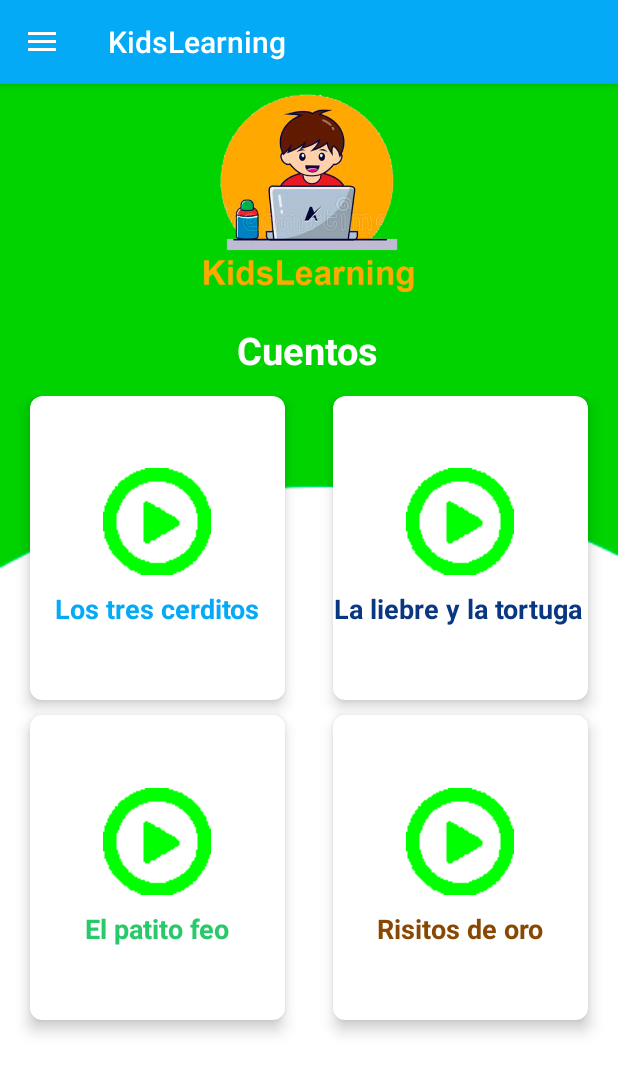
After one commit to NyxJuan/Proyecto_KidsLearning, an Android app: the fragment CuentosFragment placed in its activity, on a phone screen of 412 x 824 dp. The commit adds this screen. Shown: the top 1073 px of the screen. Run offline under Robolectric (Android 15) with nearby library versions, the phone set to English and light mode, and no system bars.

Commit message:
Incorporación del menu cuentos en el Navigation Drawer.

```diff
--- a/app/src/main/java/com/example/kidslearning/MainActivity.java
+++ b/app/src/main/java/com/example/kidslearning/MainActivity.java
@@ -6,7 +6,6 @@ import androidx.appcompat.app.AppCompatActivity;
 import androidx.appcompat.widget.Toolbar;
 import androidx.core.view.GravityCompat;
 import androidx.drawerlayout.widget.DrawerLayout;
-import androidx.fragment.app.Fragment;
 
 import android.content.Intent;
 import android.os.Bundle;
@@ -20,6 +19,7 @@ import com.example.kidslearning.actividades.ContenedorVocalesActivity;
 import com.example.kidslearning.inicio.HomeFragment;
 import com.example.kidslearning.juegos.InicioFragment;
 import com.example.kidslearning.interfaces.IComunicaFragments;
+import com.example.kidslearning.cuentos.CuentosFragment;
 import com.example.kidslearning.lecciones.LeccionesFragment;
 import com.google.android.material.navigation.NavigationView;
 
@@ -79,6 +79,9 @@ public class MainActivity extends AppCompatActivity implements IComunicaFragment
                 break;
             case R.id.juegos:
                 getSupportFragmentManager().beginTransaction().replace(R.id.fragment_container, new InicioFragment()).commit();
+                break;
+            case R.id.cuentos:
+                getSupportFragmentManager().beginTransaction().replace(R.id.fragment_container, new CuentosFragment()).commit();
                 break;
         }
         drawerLayout.closeDrawer(GravityCompat.START);
@@ -144,7 +147,26 @@ public class MainActivity extends AppCompatActivity implements IComunicaFragment
         startActivity(intent);
 }
 
+    //MENU CUENTOS
+    @Override
+    public void iniciarMenuCuentos1() {
+        Toast.makeText(getApplicationContext(), "Iniciar Cuento1 desde el activity", Toast.LENGTH_SHORT).show();
+    }
 
+    @Override
+    public void iniciarMenuCuentos2() {
+        Toast.makeText(getApplicationContext(), "Iniciar Cuento2 desde el activity", Toast.LENGTH_SHORT).show();
+    }
+
+    @Override
+    public void iniciarMenuCuentos3() {
+        Toast.makeText(getApplicationContext(), "Iniciar Cuento3 desde el activity", Toast.LENGTH_SHORT).show();
+    }
+
+    @Override
+    public void iniciarMenuCuentos4() {
+        Toast.makeText(getApplicationContext(), "Iniciar Cuento4 desde el activity", Toast.LENGTH_SHORT).show();
+    }
 
 
 }
--- /dev/null
+++ b/app/src/main/java/com/example/kidslearning/cuentos/CuentosFragment.java
@@ -0,0 +1,102 @@
+package com.example.kidslearning.cuentos;
+
+import android.app.Activity;
+import android.content.Context;
+import android.os.Bundle;
+
+import androidx.cardview.widget.CardView;
+import androidx.fragment.app.Fragment;
+
+import android.view.LayoutInflater;
+import android.view.View;
+import android.view.ViewGroup;
+
+import com.example.kidslearning.R;
+import com.example.kidslearning.interfaces.IComunicaFragments;
+
+
+public class CuentosFragment extends Fragment {
+
+
+
+    View vista;
+    Context actividad;
+    CardView cardMenu1, cardMenu2, cardMenu3, cardMenu4;
+    IComunicaFragments interfaceComunicarFragments;
+
+
+    public CuentosFragment(){
+        // Required empty public constructor
+    }
+
+
+    @Override
+    public View onCreateView(LayoutInflater inflater, ViewGroup container,
+                             Bundle savedInstanceState) {
+
+
+        vista = inflater.inflate(R.layout.fragment_cuentos, container, false);
+        cardMenu1 = vista.findViewById(R.id.cardMenu1);
+        cardMenu2 = vista.findViewById(R.id.cardMenu2);
+        cardMenu3 = vista.findViewById(R.id.cardMenu3);
+        cardMenu4 = vista.findViewById(R.id.cardMenu4);
+        //cardMenu5 = vista.findViewById(R.id.cardMenu5);
+        //cardMenu6 = vista.findViewById(R.id.cardMenu6);
+        eventosMenu();
+        return vista;
+    }
+
+    //llamado de los Menus
+    private void eventosMenu(){
+        cardMenu1.setOnClickListener(new View.OnClickListener() {
+            @Override
+            public void onClick(View view) {
+                interfaceComunicarFragments.iniciarMenuCuentos1();
+            }
+        });
+
+        cardMenu2.setOnClickListener(new View.OnClickListener() {
+            @Override
+            public void onClick(View view) {
+                interfaceComunicarFragments.iniciarMenuCuentos2();
+            }
+        });
+
+        cardMenu3.setOnClickListener(new View.OnClickListener() {
+            @Override
+            public void onClick(View view) {
+                interfaceComunicarFragments.iniciarMenuCuentos3();
+            }
+        });
+
+        cardMenu4.setOnClickListener(new View.OnClickListener() {
+            @Override
+            public void onClick(View view) {
+                interfaceComunicarFragments.iniciarMenuCuentos4();
+            }
+        });
+
+        /*cardMenu5.setOnClickListener(new View.OnClickListener() {
+            @Override
+            public void onClick(View view) {
+                interfaceComunicarFragments.iniciarMenuLecciones5();
+            }
+        });
+
+        cardMenu6.setOnClickListener(new View.OnClickListener() {
+            @Override
+            public void onClick(View view) {
+                interfaceComunicarFragments.iniciarMenuLecciones6();
+            }
+        });*/
+    }
+
+    @Override
+    public void onAttach(Context context){
+        super.onAttach(context);
+        if (context instanceof Activity){
+            actividad = context;
+            interfaceComunicarFragments= (IComunicaFragments) actividad;
+        }
+    }
+}
--- a/app/src/main/java/com/example/kidslearning/interfaces/IComunicaFragments.java
+++ b/app/src/main/java/com/example/kidslearning/interfaces/IComunicaFragments.java
@@ -15,4 +15,11 @@ public interface IComunicaFragments {
     public void iniciarMenuLecciones4();
     public void iniciarMenuLecciones5();
 
+
+    //MENU CUENTOS
+    public void iniciarMenuCuentos1();
+    public void iniciarMenuCuentos2();
+    public void iniciarMenuCuentos3();
+    public void iniciarMenuCuentos4();
+
 }
--- /dev/null
+++ b/app/src/main/res/layout/fragment_cuentos.xml
@@ -0,0 +1,201 @@
+<?xml version="1.0" encoding="utf-8"?>
+<RelativeLayout xmlns:android="http://schemas.android.com/apk/res/android"
+    xmlns:tools="http://schemas.android.com/tools"
+    android:layout_width="match_parent"
+    android:layout_height="match_parent"
+    xmlns:app="http://schemas.android.com/apk/res-auto"
+    tools:context=".cuentos.CuentosFragment"
+    android:background="@drawable/fondo_cuentos">
+
+    <ImageView
+        android:id="@+id/avatarImage"
+        android:layout_width="match_parent"
+        android:layout_height="150dp"
+        android:src="@drawable/logo_kidslearning" />
+
+    <TextView
+        android:id="@+id/textNickname"
+        android:layout_width="match_parent"
+        android:layout_height="wrap_content"
+        android:layout_alignParentStart="true"
+        android:layout_alignParentTop="true"
+        android:layout_alignParentEnd="true"
+        android:layout_centerHorizontal="true"
+        android:layout_marginStart="2dp"
+        android:layout_marginTop="160dp"
+        android:layout_marginEnd="4dp"
+        android:text="Cuentos"
+        android:textAlignment="center"
+        android:textColor="#ffffff"
+        android:textSize="25sp"
+        android:textStyle="bold" />
+
+    <androidx.gridlayout.widget.GridLayout
+        android:id="@+id/idGrid"
+        android:layout_width="match_parent"
+        android:layout_height="match_parent"
+        android:layout_below="@+id/textNickname"
+        android:layout_marginTop="9dp"
+        android:padding="4dp"
+        app:columnCount="2"
+        app:rowCount="3">
+
+        <!--Primer Boton-->
+        <androidx.cardview.widget.CardView
+            android:id="@+id/cardMenu1"
+            android:layout_width="0dp"
+            android:layout_height="0dp"
+            android:layout_marginLeft="16dp"
+            android:layout_marginRight="16dp"
+            android:layout_marginBottom="10dp"
+            android:foreground="?selectableItemBackground"
+            app:cardCornerRadius="8dp"
+            app:cardElevation="6dp"
+            app:layout_columnWeight="1"
+            app:layout_rowWeight="1">
+
+            <LinearLayout
+                android:layout_width="match_parent"
+                android:layout_height="wrap_content"
+                android:layout_gravity="center_horizontal|center_vertical"
+                android:orientation="vertical">
+
+                <ImageView
+                    android:layout_width="wrap_content"
+                    android:layout_height="wrap_content"
+                    android:layout_gravity="center_horizontal"
+                    android:src="@drawable/start" />
+
+                <TextView
+                    android:layout_width="wrap_content"
+                    android:layout_height="wrap_content"
+                    android:layout_gravity="center_horizontal"
+                    android:text="Los tres cerditos"
+                    android:layout_marginTop="10dp"
+                    android:textAlignment="center"
+                    android:textColor="@color/colorCeleste"
+                    android:textSize="18sp"
+                    android:textStyle="bold" />
+            </LinearLayout>
+        </androidx.cardview.widget.CardView>
+
+        <!--Segundo Boton-->
+        <androidx.cardview.widget.CardView
+            android:id="@+id/cardMenu2"
+            android:layout_width="0dp"
+            android:layout_height="0dp"
+            android:layout_marginLeft="16dp"
+            android:layout_marginRight="16dp"
+            android:layout_marginBottom="10dp"
+            android:foreground="?selectableItemBackground"
+            app:cardCornerRadius="8dp"
+            app:cardElevation="6dp"
+            app:layout_columnWeight="1"
+            app:layout_rowWeight="1">
+
+            <LinearLayout
+                android:layout_width="match_parent"
+                android:layout_height="wrap_content"
+                android:layout_gravity="center_horizontal|center_vertical"
+                android:orientation="vertical">
+
+                <ImageView
+                    android:layout_width="wrap_content"
+                    android:layout_height="wrap_content"
+                    android:layout_gravity="center_horizontal"
+                    android:src="@drawable/start" />
+
+                <TextView
+                    android:layout_width="wrap_content"
+                    android:layout_height="wrap_content"
+                    android:layout_gravity="center_horizontal"
+                    android:text="La liebre y la tortuga "
+                    android:layout_marginTop="10dp"
+                    android:textAlignment="center"
+                    android:textColor="@color/colorAzul"
+                    android:textSize="18sp"
+                    android:textStyle="bold" />
+            </LinearLayout>
+        </androidx.cardview.widget.CardView>
+
+        <!--Tercer Boton-->
+        <androidx.cardview.widget.CardView
+            android:id="@+id/cardMenu3"
+            android:layout_width="0dp"
+            android:layout_height="0dp"
+            android:layout_marginLeft="16dp"
+            android:layout_marginRight="16dp"
+            android:layout_marginBottom="140dp"
+            android:foreground="?selectableItemBackground"
+            app:cardCornerRadius="8dp"
+            app:cardElevation="6dp"
+            app:layout_columnWeight="1"
+            app:layout_rowWeight="1">
+
+            <LinearLayout
+                android:layout_width="match_parent"
+                android:layout_height="wrap_content"
+                android:layout_gravity="center_horizontal|center_vertical"
+                android:orientation="vertical">
+
+                <ImageView
+                    android:layout_width="wrap_content"
+                    android:layout_height="wrap_content"
+                    android:layout_gravity="center_horizontal"
+                    android:src="@drawable/start" />
+
+                <TextView
+                    android:layout_width="wrap_content"
+                    android:layout_height="wrap_content"
+                    android:layout_gravity="center_horizontal"
+                    android:text="El patito feo"
+                    android:layout_marginTop="10dp"
+                    android:textAlignment="center"
+                    android:textColor="@color/colorVerde"
+                    android:textSize="18sp"
+                    android:textStyle="bold" />
+            </LinearLayout>
+        </androidx.cardview.widget.CardView>
+
+        <!--Cuarto Boton-->
+        <androidx.cardview.widget.CardView
+            android:id="@+id/cardMenu4"
+            android:layout_width="0dp"
+            android:layout_height="0dp"
+            android:layout_marginLeft="16dp"
+            android:layout_marginRight="16dp"
+            android:layout_marginBottom="140dp"
+            android:foreground="?selectableItemBackground"
+            app:cardCornerRadius="8dp"
+            app:cardElevation="6dp"
+            app:layout_columnWeight="1"
+            app:layout_rowWeight="1">
+
+            <LinearLayout
+                android:layout_width="match_parent"
+                android:layout_height="wrap_content"
+                android:layout_gravity="center_horizontal|center_vertical"
+                android:orientation="vertical">
+
+                <ImageView
+                    android:layout_width="wrap_content"
+                    android:layout_height="wrap_content"
+                    android:layout_gravity="center_horizontal"
+                    android:src="@drawable/start" />
+
+                <TextView
+                    android:layout_width="wrap_content"
+                    android:layout_height="wrap_content"
+                    android:layout_gravity="center_horizontal"
+                    android:text="Risitos de oro"
+                    android:layout_marginTop="10dp"
+                    android:textAlignment="center"
+                    android:textColor="@color/colorMarron"
+                    android:textSize="18sp"
+                    android:textStyle="bold" />
+            </LinearLayout>
+        </androidx.cardview.widget.CardView>
+
+    </androidx.gridlayout.widget.GridLayout>
+
+</RelativeLayout>
--- a/app/src/main/res/menu/menu.xml
+++ b/app/src/main/res/menu/menu.xml
@@ -17,8 +17,8 @@
             android:icon="@drawable/play"
             android:title="Juegos" />
 
-        <item android:id="@+id/salir"
+        <item android:id="@+id/cuentos"
             android:icon="@drawable/exit"
-            android:title="Salir" />
+            android:title="Cuentos" />
     </group>
 </menu>
--- a/app/src/main/res/values/strings.xml
+++ b/app/src/main/res/values/strings.xml
@@ -17,7 +17,7 @@
     <string name="titulo">LAS FRUTAS</string>
     <string name="boton_init_quit">Salir</string>
     <string name="boton_juego_reinit">Reiniciar</string>
-    <string name="boton_juego_quit">Adelante</string>
+    <string name="boton_juego_quit">Atrás</string>
     <string name="next">Siguiente</string>
     <string name="tituloN">LOS NUMEROS</string>
     <string name="tituloFG">FIGURAS GEOMETRICAS</string>
```
Also changed, not shown: app/src/main/res/drawable-v24/fondo_cuentos.png (added).
